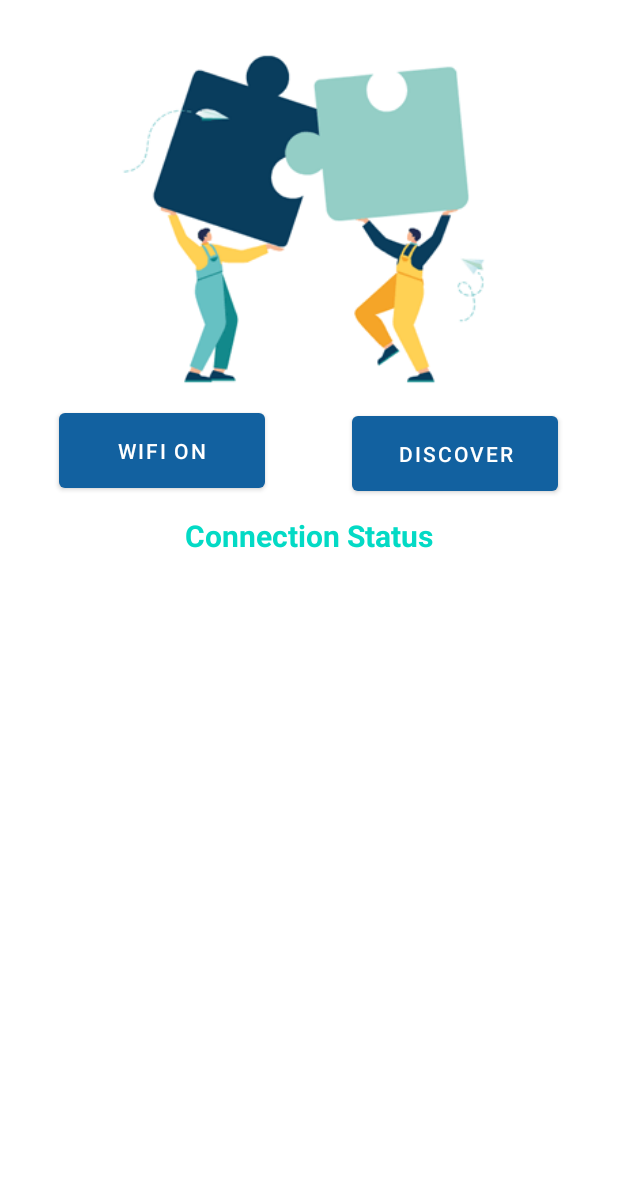
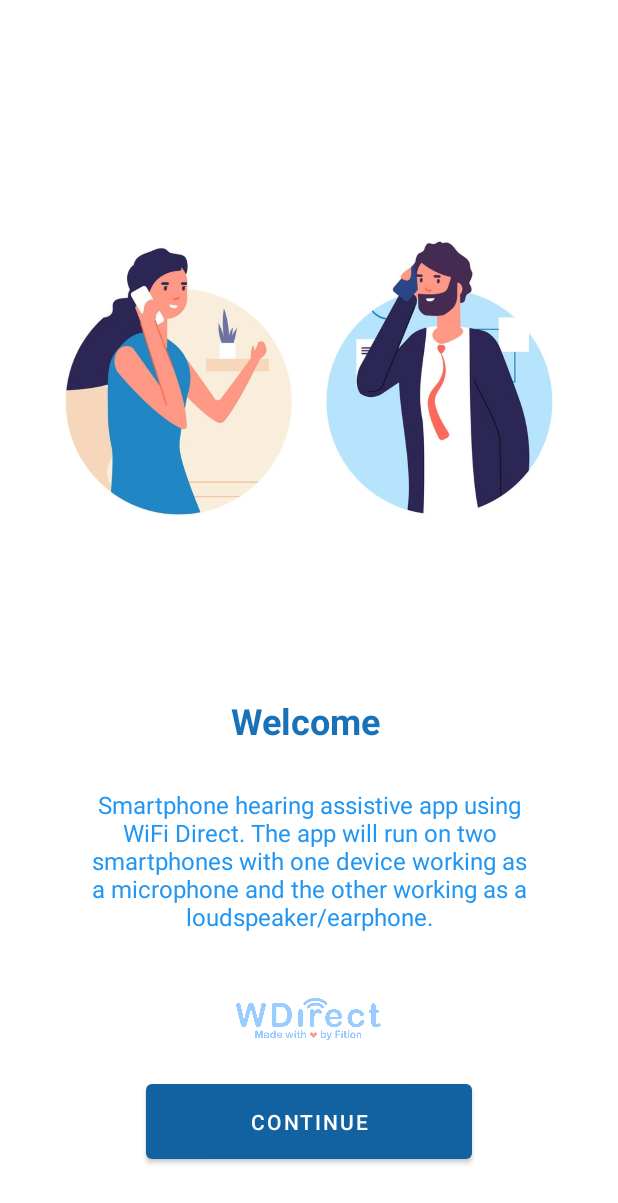
Before and after one commit to hiranlowe/WDirect, an Android app: the screen it shows after launch (MainActivity before the commit, WelcomeActivity after it), on a phone screen of 412 x 824 dp. Shown: the top 1203 px of the screen. Run offline under Robolectric (Android 15) with nearby library versions, the phone set to English and light mode, and no system bars.

Commit message:
Change files

```diff
--- a/app/src/main/java/com/fition/wdirect/MainActivity.java
+++ b/app/src/main/java/com/fition/wdirect/MainActivity.java
@@ -5,7 +5,6 @@ import androidx.appcompat.app.AppCompatActivity;
 import androidx.appcompat.app.AppCompatDelegate;
 import androidx.core.app.ActivityCompat;
 import androidx.core.content.ContextCompat;
-import androidx.fragment.app.FragmentManager;
 
 import android.Manifest;
 import android.content.BroadcastReceiver;
@@ -43,7 +42,7 @@ import java.util.List;
 public class MainActivity extends AppCompatActivity {
     Button btnOnOff, btnDiscover;
     ListView listView;
-    TextView  connectionStatus;
+    TextView connectionStatus;
 
     WifiManager wifiManager;
     WifiP2pManager mManager;
@@ -64,16 +63,27 @@ public class MainActivity extends AppCompatActivity {
     @Override
     protected void onCreate(Bundle savedInstanceState) {
         AppCompatDelegate.setDefaultNightMode(AppCompatDelegate.MODE_NIGHT_NO);
-        if(getSupportActionBar()!=null){
+        if (getSupportActionBar() != null) {
             getSupportActionBar().hide();
         }
         super.onCreate(savedInstanceState);
+        setContentView(R.layout.activity_main);
 
-        setContentView(R.layout.activity_main);
+        SharedPreferences prefs = PreferenceManager.getDefaultSharedPreferences(getBaseContext());
+        boolean previouslyStarted = prefs.getBoolean(getString(R.string.pref_previously_started), false);
+        if (!previouslyStarted) {
+            SharedPreferences.Editor edit = prefs.edit();
+            edit.putBoolean(getString(R.string.pref_previously_started), Boolean.TRUE);
+            edit.commit();
+            startActivity(new Intent(this, WelcomeActivity.class));
+            finish();
+        }
 
         getPermissions();
         initialWork();
         exqListener();
+
+
     }
 
     public class Server extends Thread {
@@ -242,6 +252,7 @@ public class MainActivity extends AppCompatActivity {
         }
     };
 
+
     WifiP2pManager.ConnectionInfoListener connectionInfoListener = new WifiP2pManager.ConnectionInfoListener() {
         @Override
         public void onConnectionInfoAvailable(WifiP2pInfo wifiP2pInfo) {
@@ -259,11 +270,13 @@ public class MainActivity extends AppCompatActivity {
         }
     };
 
+
     @Override
     protected void onResume() {
         super.onResume();
         registerReceiver(mReceiver, mIntentFilter);
     }
+
 
     @Override
     protected void onPause() {
--- a/app/src/main/java/com/fition/wdirect/WelcomeActivity.java
+++ b/app/src/main/java/com/fition/wdirect/WelcomeActivity.java
@@ -14,12 +14,15 @@ public class WelcomeActivity extends AppCompatActivity {
     protected void onCreate(Bundle savedInstanceState) {
         super.onCreate(savedInstanceState);
         setContentView(R.layout.welcome);
-
+        if(getSupportActionBar()!=null){
+            getSupportActionBar().hide();
+        }
         btnContinue = (Button) findViewById(R.id.btnContinue);
         btnContinue.setOnClickListener(new View.OnClickListener() {
             @Override
             public void onClick(View v) {
-                startActivity(new Intent(getApplicationContext(), MainActivity.class));
+                startActivity(new Intent(WelcomeActivity.this, MainActivity.class));
+                finish();
 
             }
         });
--- a/app/src/main/res/layout/activity_main.xml
+++ b/app/src/main/res/layout/activity_main.xml
@@ -26,7 +26,7 @@
         android:layout_height="62dp"
         android:layout_alignParentTop="true"
         android:layout_alignParentEnd="true"
-        android:layout_marginTop="271dp"
+        android:layout_marginTop="269dp"
         android:layout_marginEnd="40dp"
         android:text="discover" />
 
--- a/app/src/main/res/layout/welcome.xml
+++ b/app/src/main/res/layout/welcome.xml
@@ -2,9 +2,12 @@
 <RelativeLayout xmlns:android="http://schemas.android.com/apk/res/android"
     xmlns:app="http://schemas.android.com/apk/res-auto"
     xmlns:tools="http://schemas.android.com/tools"
+    android:id="@+id/welcome_view"
     android:layout_width="match_parent"
     android:layout_height="match_parent"
-    tools:context=".MainActivity">
+    tools:context=".MainActivity"
+
+    >
 
     <ImageView
         android:id="@+id/imageView2"
--- a/app/src/main/res/values/strings.xml
+++ b/app/src/main/res/values/strings.xml
@@ -2,4 +2,5 @@
     <string name="app_name">WDirect</string>
     <!-- TODO: Remove or change this placeholder text -->
     <string name="hello_blank_fragment">Hello blank fragment</string>
+    <string name="pref_previously_started">false</string>
 </resources>
--- a/settings.gradle
+++ b/settings.gradle
@@ -10,6 +10,7 @@ dependencyResolutionManagement {
     repositories {
         google()
         mavenCentral()
+        maven { url "https://jitpack.io" }
     }
 }
 rootProject.name = "WDirect"
```
Also changed, not shown: build.gradle (line endings or trailing spaces).
